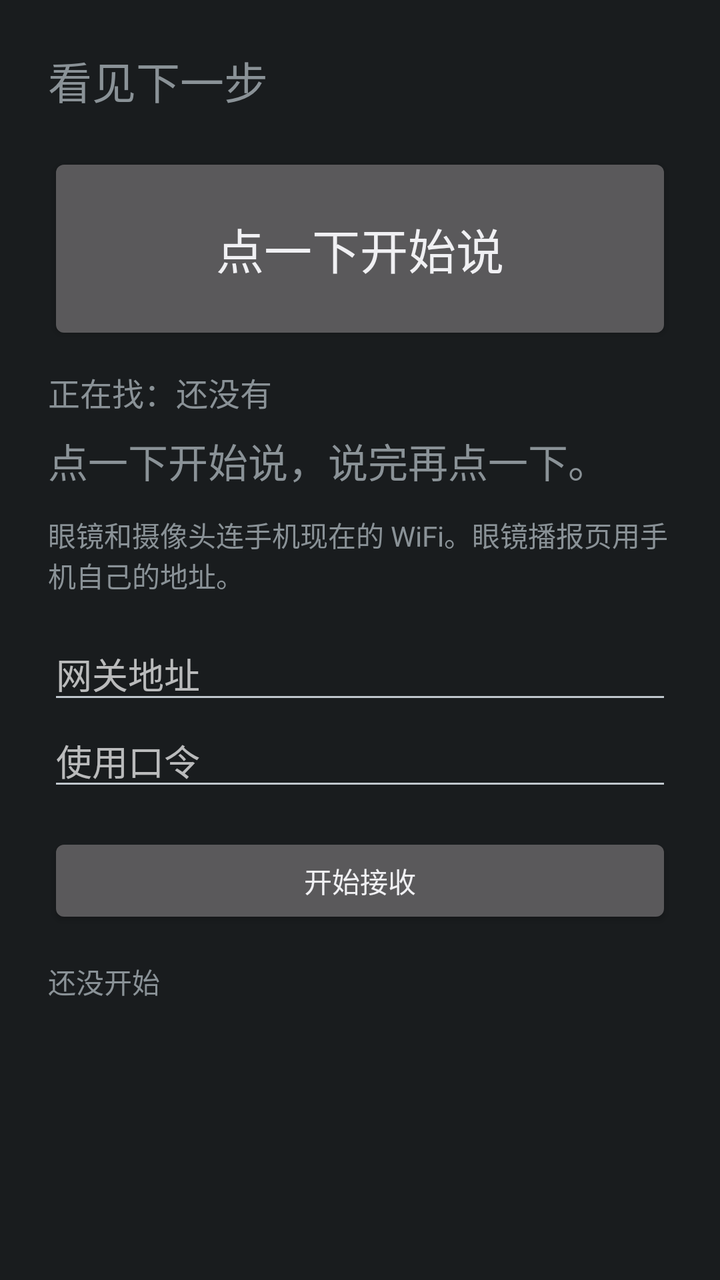
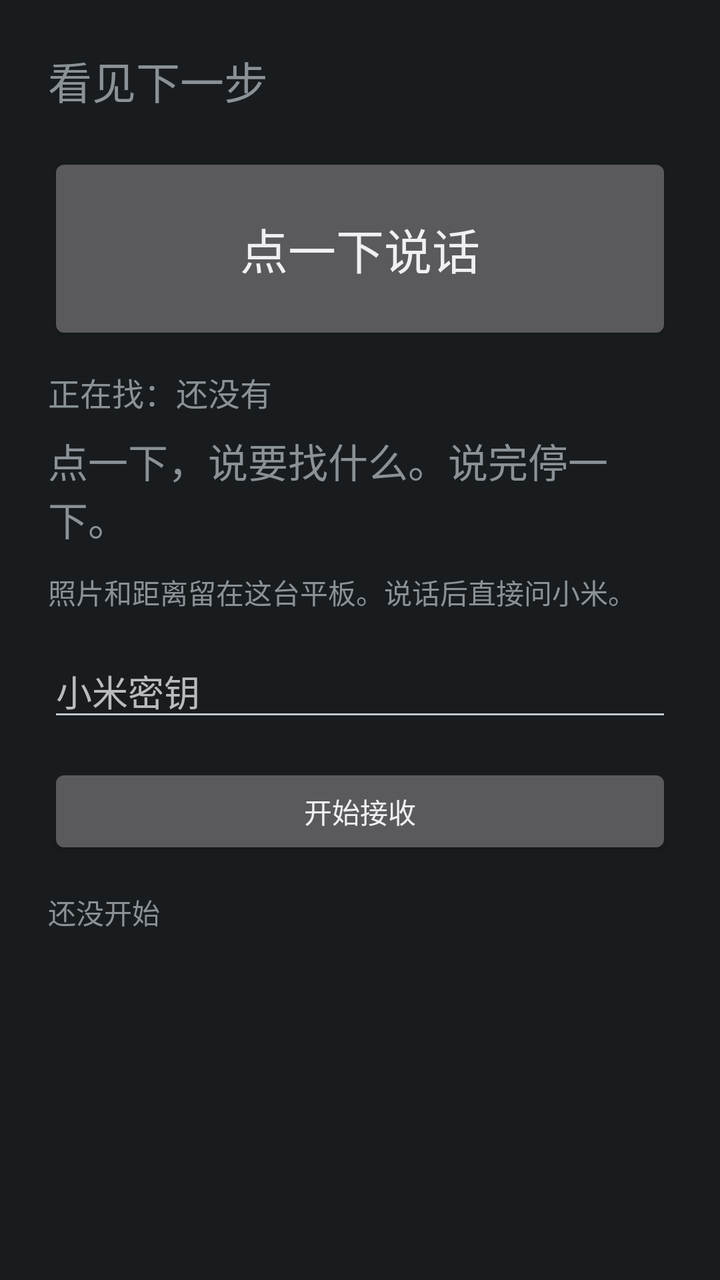

Screens rendered from an Android XML layout before and after an edit, with the pre-edit source and the edit as a unified diff.
<!-- AndroidManifest.xml: application theme android:Theme.DeviceDefault -->
<!-- res/layout/activity_main.xml -->
<?xml version="1.0" encoding="utf-8"?>
<ScrollView xmlns:android="http://schemas.android.com/apk/res/android"
    android:layout_width="match_parent"
    android:layout_height="match_parent"
    android:fillViewport="true">

<LinearLayout
    android:layout_width="match_parent"
    android:layout_height="wrap_content"
    android:orientation="vertical"
    android:padding="24dp">

    <TextView
        android:layout_width="match_parent"
        android:layout_height="wrap_content"
        android:text="看见下一步"
        android:textSize="22sp" />

    <Button
        android:id="@+id/talk"
        android:layout_width="match_parent"
        android:layout_height="96dp"
        android:layout_marginTop="20dp"
        android:text="点一下开始说"
        android:textSize="24sp" />

    <TextView
        android:id="@+id/finding"
        android:layout_width="match_parent"
        android:layout_height="wrap_content"
        android:layout_marginTop="12dp"
        android:text="正在找：还没有"
        android:textSize="16sp" />

    <TextView
        android:id="@+id/speech"
        android:layout_width="match_parent"
        android:layout_height="wrap_content"
        android:layout_marginTop="8dp"
        android:text="点一下开始说，说完再点一下。"
        android:textSize="20sp" />

    <TextView
        android:id="@+id/page"
        android:layout_width="match_parent"
        android:layout_height="wrap_content"
        android:layout_marginTop="12dp"
        android:text="眼镜和摄像头连手机现在的 WiFi。眼镜播报页用手机自己的地址。" />

    <EditText
        android:id="@+id/gateway"
        android:layout_width="match_parent"
        android:layout_height="wrap_content"
        android:layout_marginTop="16dp"
        android:hint="网关地址"
        android:inputType="textUri" />

    <EditText
        android:id="@+id/token"
        android:layout_width="match_parent"
        android:layout_height="wrap_content"
        android:hint="使用口令"
        android:inputType="textPassword" />

    <Button
        android:id="@+id/toggle"
        android:layout_width="match_parent"
        android:layout_height="wrap_content"
        android:layout_marginTop="16dp"
        android:text="开始接收" />

    <TextView
        android:id="@+id/status"
        android:layout_width="match_parent"
        android:layout_height="wrap_content"
        android:layout_marginTop="16dp"
        android:text="还没开始" />
</LinearLayout>
</ScrollView>
<!-- resources referenced by this layout -->
<resources>

</resources>

<!-- the commit's change to res/layout/activity_main.xml (unified diff, before → after) -->
@@ -21,7 +21,7 @@
         android:layout_width="match_parent"
         android:layout_height="96dp"
         android:layout_marginTop="20dp"
-        android:text="点一下开始说"
+        android:text="点一下说话"
         android:textSize="24sp" />
 
     <TextView
@@ -37,7 +37,7 @@
         android:layout_width="match_parent"
         android:layout_height="wrap_content"
         android:layout_marginTop="8dp"
-        android:text="点一下开始说，说完再点一下。"
+        android:text="点一下，说要找什么。说完停一下。"
         android:textSize="20sp" />
 
     <TextView
@@ -45,22 +45,23 @@
         android:layout_width="match_parent"
         android:layout_height="wrap_content"
         android:layout_marginTop="12dp"
-        android:text="眼镜和摄像头连手机现在的 WiFi。眼镜播报页用手机自己的地址。" />
+        android:text="照片和距离留在这台平板。说话后直接问小米。" />
 
     <EditText
         android:id="@+id/gateway"
         android:layout_width="match_parent"
         android:layout_height="wrap_content"
         android:layout_marginTop="16dp"
-        android:hint="网关地址"
-        android:inputType="textUri" />
+        android:hint="小米密钥"
+        android:inputType="textPassword" />
 
     <EditText
         android:id="@+id/token"
         android:layout_width="match_parent"
         android:layout_height="wrap_content"
         android:hint="使用口令"
-        android:inputType="textPassword" />
+        android:inputType="textPassword"
+        android:visibility="gone" />
 
     <Button
         android:id="@+id/toggle"
